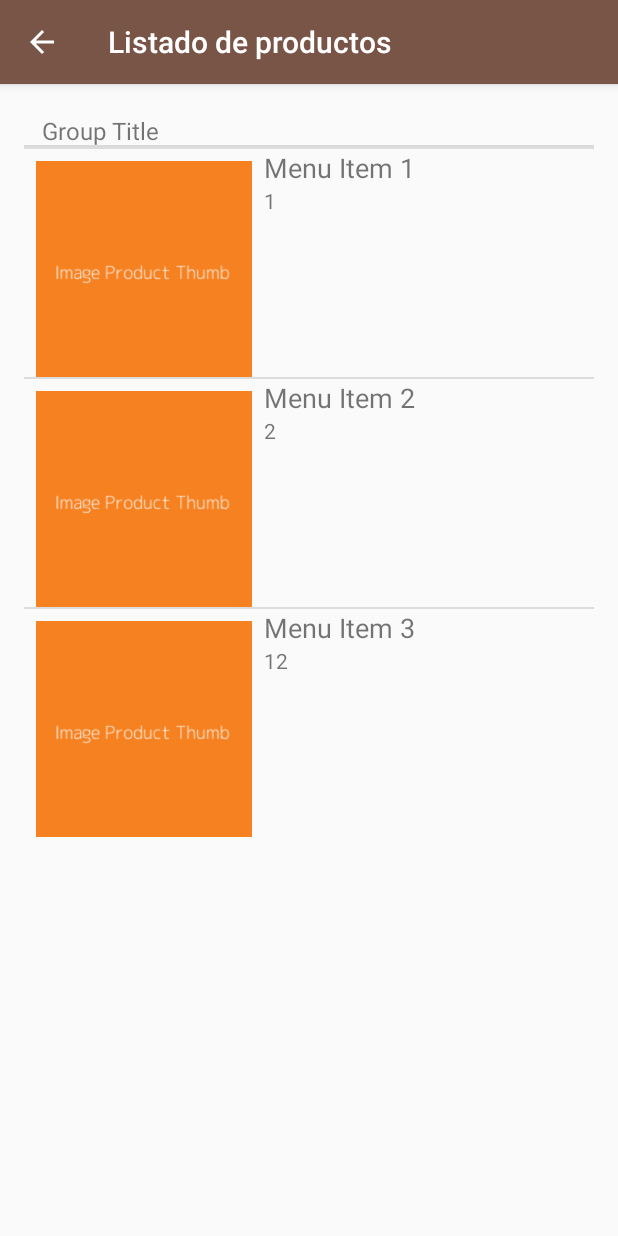
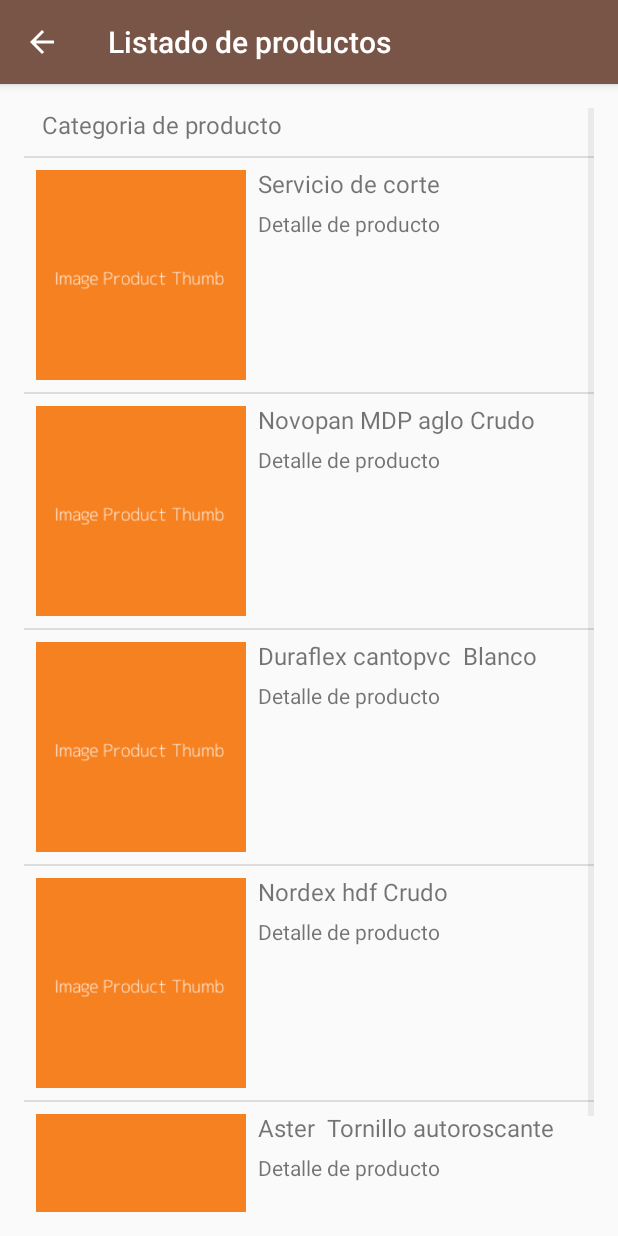
Before and after one commit to FunesLisseth/DesAppCastor, an Android app: the ProductListActivity screen opened directly, with no data from a screen before it, on a phone screen of 412 x 824 dp. Run offline under Robolectric (Android 15) with nearby library versions, the phone set to English and light mode, and no system bars.

Commit message:
Modify ProductList Activity

```diff
--- a/app/src/main/java/castor/pe/desappcastor/AdapterProduct.java
+++ b/app/src/main/java/castor/pe/desappcastor/AdapterProduct.java
@@ -29,8 +29,7 @@
     public View getView(int position, View convertView, ViewGroup parent) {
 
         // 1. Create inflater
-        LayoutInflater inflater = (LayoutInflater) context
-                .getSystemService(Context.LAYOUT_INFLATER_SERVICE);
+        LayoutInflater inflater = (LayoutInflater) context.getSystemService(Context.LAYOUT_INFLATER_SERVICE);
 
         // 2. Get rowView from inflater
 
@@ -38,21 +37,19 @@
         if(!modelsArrayList.get(position).isGroupHeader()){
             rowView = inflater.inflate(R.layout.product_item, parent, false);
 
-            // 3. Get icon,title & counter views from the rowView
-            ImageView imgView = (ImageView) rowView.findViewById(R.id.item_icon);
-            TextView titleView = (TextView) rowView.findViewById(R.id.item_title);
-            TextView counterView = (TextView) rowView.findViewById(R.id.item_counter);
+            ImageView imgView = (ImageView) rowView.findViewById(R.id.productImage);
+            TextView titleView = (TextView) rowView.findViewById(R.id.productTitle);
+            TextView detailView = (TextView) rowView.findViewById(R.id.productDetail);
 
-            // 4. Set the text for textView
-            imgView.setImageResource(modelsArrayList.get(position).getIcon());
+            imgView.setImageResource(modelsArrayList.get(position).getImage());
             titleView.setText(modelsArrayList.get(position).getTitle());
-            counterView.setText(modelsArrayList.get(position).getCounter());
+            titleView.setTag(modelsArrayList.get(position).getId());
+            detailView.setText(modelsArrayList.get(position).getDetail());
         }
         else{
             rowView = inflater.inflate(R.layout.product_header, parent, false);
             TextView titleView = (TextView) rowView.findViewById(R.id.header);
             titleView.setText(modelsArrayList.get(position).getTitle());
-
         }
 
         // 5. retrn rowView
--- a/app/src/main/java/castor/pe/desappcastor/CarritoActivity.java
+++ b/app/src/main/java/castor/pe/desappcastor/CarritoActivity.java
@@ -32,6 +32,7 @@
                 view.setSelected(true);
 
                 Intent intent = new Intent(CarritoActivity.this, ProductDetailActivity.class);
+                intent.putExtra("id", String.valueOf(position));
                 CarritoActivity.this.startActivity(intent);
 
             }
--- a/app/src/main/java/castor/pe/desappcastor/Product.java
+++ b/app/src/main/java/castor/pe/desappcastor/Product.java
@@ -7,27 +7,35 @@
  */
 public class Product {
 
-    private int icon;
+    private int id;
+    private int image;
     private String title;
-    private String counter;
+    private String detail;
 
     private boolean isGroupHeader = false;
 
     public Product(String title) {
-        this(-1,title,null);
+        this(-1, -1,title,null);
         isGroupHeader = true;
     }
-    public Product(int icon, String title, String counter) {
+    public Product(int id, int image, String title, String detail) {
         super();
-        this.icon = icon;
+        this.id = id;
+        this.image = image;
         this.title = title;
-        this.counter = counter;
+        this.detail = detail;
     }
-    public int getIcon() {
-        return icon;
+    public int getId(){
+        return id;
     }
-    public void setIcon(int icon) {
-        this.icon = icon;
+    public void setId(int id){
+        this.id = id;
+    }
+    public int getImage() {
+        return image;
+    }
+    public void setImage(int image) {
+        this.image = image;
     }
     public String getTitle() {
         return title;
@@ -35,11 +43,11 @@
     public void setTitle(String title) {
         this.title = title;
     }
-    public String getCounter() {
-        return counter;
+    public String getDetail() {
+        return detail;
     }
-    public void setCounter(String counter) {
-        this.counter = counter;
+    public void setDetail(String detail) {
+        this.detail = detail;
     }
     public boolean isGroupHeader() {
         return isGroupHeader;
--- a/app/src/main/java/castor/pe/desappcastor/ProductDetailActivity.java
+++ b/app/src/main/java/castor/pe/desappcastor/ProductDetailActivity.java
@@ -13,7 +13,7 @@
 
         String id = getIntent().getExtras().getString("id");
 
-        Toast.makeText(this, "OHHHH!!: " + id, Toast.LENGTH_LONG).show();
+        Toast.makeText(this, "OHHHH!!: " + id, Toast.LENGTH_SHORT).show();
 
     }
 }
--- a/app/src/main/java/castor/pe/desappcastor/ProductListActivity.java
+++ b/app/src/main/java/castor/pe/desappcastor/ProductListActivity.java
@@ -8,7 +8,9 @@
 import android.view.View;
 import android.widget.AdapterView;
 import android.widget.ArrayAdapter;
+import android.widget.ImageView;
 import android.widget.ListView;
+import android.widget.TextView;
 
 import java.util.ArrayList;
 
@@ -53,21 +55,40 @@
 
         // if extending Activity
         // 2. Get ListView from activity_main.xml
-        ListView listView = (ListView) findViewById(R.id.productsListView);
+        ListView productsListView = (ListView) findViewById(R.id.productsListView);
 
         // 3. setListAdapter
-        listView.setAdapter(adapter);
+        productsListView.setAdapter(adapter);
         //if extending Activity
         //setListAdapter(adapter);
+
+        productsListView.setOnItemClickListener(new AdapterView.OnItemClickListener() {
+
+            @Override
+            public void onItemClick(AdapterView<?> parent, View view, int position, long arg3) {
+                view.setSelected(true);
+
+                if (position >= 1){
+                    TextView titleView = (TextView) view.findViewById(R.id.productTitle);
+
+                    Intent intent = new Intent(ProductListActivity.this, ProductDetailActivity.class);
+                    intent.putExtra("id", titleView.getTag().toString());
+                    ProductListActivity.this.startActivity(intent);
+                }
+
+            }
+        });
     }
 
     private ArrayList<Product> generateData(){
         ArrayList<Product> models = new ArrayList<Product>();
 
-        models.add(new Product("Group Title"));
-        models.add(new Product(R.drawable.image_product_thumb,"Menu Item 1","1"));
-        models.add(new Product(R.drawable.image_product_thumb,"Menu Item 2","2"));
-        models.add(new Product(R.drawable.image_product_thumb,"Menu Item 3","12"));
+        models.add(new Product("Categoria de producto"));
+        models.add(new Product(1,R.drawable.image_product_thumb,"Servicio de corte","Detalle de producto"));
+        models.add(new Product(2,R.drawable.image_product_thumb,"Novopan MDP aglo Crudo","Detalle de producto"));
+        models.add(new Product(3,R.drawable.image_product_thumb,"Duraflex cantopvc  Blanco","Detalle de producto"));
+        models.add(new Product(4,R.drawable.image_product_thumb,"Nordex hdf Crudo","Detalle de producto"));
+        models.add(new Product(5,R.drawable.image_product_thumb,"Aster  Tornillo autoroscante","Detalle de producto"));
 
         return models;
     }
--- a/app/src/main/res/layout/product_header.xml
+++ b/app/src/main/res/layout/product_header.xml
@@ -8,18 +8,19 @@
         android:layout_width="wrap_content"
         android:layout_height="wrap_content"
         android:gravity="center_vertical"
-        android:textSize="16dp"
+        android:textSize="@dimen/cabecera_text_size"
         android:layout_marginLeft="12dp"
         android:layout_marginBottom="4dp"
-        android:layout_alignParentBottom="true" />
+        android:text="Titulo de cabecera"
+        android:paddingBottom="@dimen/text_padding_vertical" />
 
     <!--  divider -->
-    <View
+    <!--<View
         android:layout_width="match_parent"
         android:layout_height="1dp"
         android:layout_marginBottom="1dp"
         android:layout_alignParentBottom="true"
-        android:background="#DADADC" ></View>
+        android:background="#DADADC" ></View>-->
 
 
 </RelativeLayout>
--- a/app/src/main/res/layout/product_item.xml
+++ b/app/src/main/res/layout/product_item.xml
@@ -5,16 +5,18 @@
 
     <!-- icon -->
     <ImageView
-        android:id="@+id/item_icon"
-        android:layout_width="144dp"
-        android:layout_height="144dp"
+        android:id="@+id/productImage"
+        android:layout_width="wrap_content"
+        android:layout_height="wrap_content"
         android:layout_alignParentLeft="true"
         android:layout_marginLeft="8dp"
         android:layout_marginRight="8dp"
         android:layout_marginTop="8dp"
         android:src="@drawable/image_product_thumb"
         android:scaleType="fitStart"
-        android:adjustViewBounds="true" />
+        android:adjustViewBounds="true"
+        android:layout_marginBottom="8dp"
+        android:maxWidth="140dp" />
 
     <LinearLayout
         android:layout_width="wrap_content"
@@ -22,18 +24,20 @@
         android:orientation="vertical">
 
         <TextView
-            android:id="@+id/item_title"
+            android:id="@+id/productTitle"
             android:layout_width="wrap_content"
             android:layout_height="wrap_content"
-            android:textSize="18dp"
-            android:text="Titulo"/>
+            android:textSize="@dimen/cabecera_text_size"
+            android:text="Titulo"
+            android:paddingTop="@dimen/text_padding_vertical"
+            android:paddingBottom="@dimen/text_padding_vertical" />
 
         <TextView
-            android:id="@+id/item_counter"
+            android:id="@+id/productDetail"
             android:layout_width="wrap_content"
             android:layout_height="wrap_content"
-            android:textSize="14dp"
-            android:text="Detalle de producto"/>
+            android:textSize="@dimen/text_size"
+            android:text="Detalle de producto" />
 
     </LinearLayout>
 
--- a/app/src/main/res/menu/activity_main_drawer.xml
+++ b/app/src/main/res/menu/activity_main_drawer.xml
@@ -22,7 +22,7 @@
             <item
                 android:id="@+id/nav_orders"
                 android:icon="@drawable/ic_shopping_cart_24"
-                android:title="Mis pedidos" />
+                android:title="Mi carrito" />
             <item
                 android:id="@+id/nav_login"
                 android:icon="@drawable/ic_security"
--- a/app/src/main/res/values/dimens.xml
+++ b/app/src/main/res/values/dimens.xml
@@ -13,6 +13,7 @@
 
     <dimen name="title_text_size">20dp</dimen>
     <dimen name="subtitle_text_size">18dp</dimen>
+    <dimen name="cabecera_text_size">16dp</dimen>
     <dimen name="text_size">14dp</dimen>
     <dimen name="highlight_text_size">18dp</dimen>
 
--- a/app/src/main/res/values/strings.xml
+++ b/app/src/main/res/values/strings.xml
@@ -5,7 +5,7 @@
     <string name="product_list_activity_label">Listado de productos</string>
     <string name="product_detail_activity_label">Detalle de producto</string>
     <string name="login_activity_label">Iniciar sesión</string>
-    <string name="carrito_activity_label">Mis pedidos (carrito)</string>
+    <string name="carrito_activity_label">Mi carrito</string>
     <string name="group_activity_label">Acerca de</string>
 
     <string name="title_activity_producto_detalle">Detalle de producto</string>
```
